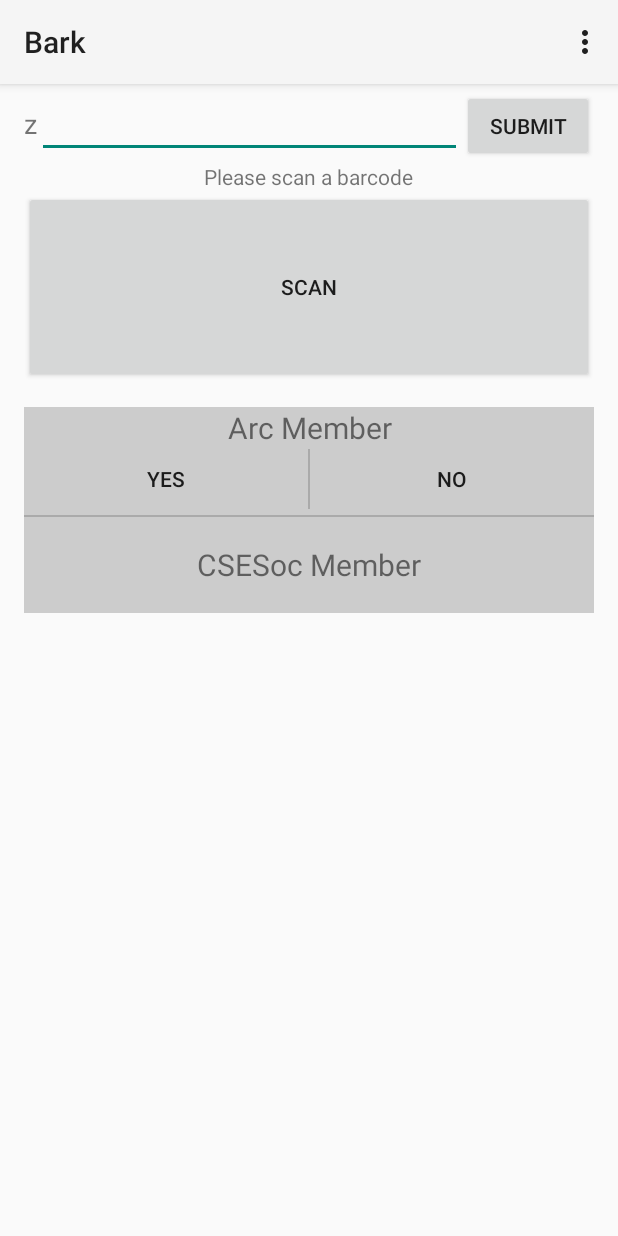
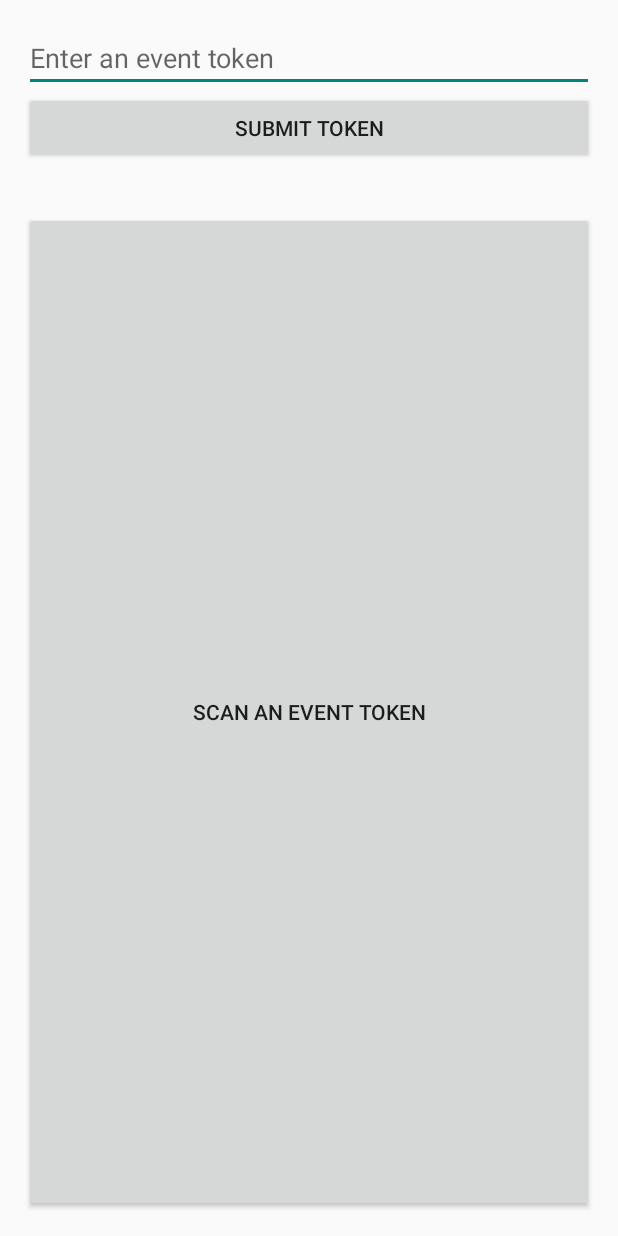
Before and after one commit to csesoc/bark-android, an Android app: the screen it shows after launch (MainActivity before the commit, LoginActivity after it), on a phone screen of 412 x 824 dp. Run offline under Robolectric (Android 15) with nearby library versions, the phone set to English and light mode, and no system bars.

Commit message:
Added LoginActivity for setting the event token. Switched everything but the URL over to the final system based on George's docs.

```diff
--- /dev/null
+++ b/Bark3/src/main/res/layout/activity_login.xml
@@ -0,0 +1,30 @@
+<LinearLayout xmlns:android="http://schemas.android.com/apk/res/android"
+    xmlns:tools="http://schemas.android.com/tools"
+    android:layout_width="match_parent"
+    android:layout_height="match_parent"
+    android:paddingLeft="@dimen/activity_horizontal_margin"
+    android:paddingRight="@dimen/activity_horizontal_margin"
+    android:paddingTop="@dimen/activity_vertical_margin"
+    android:paddingBottom="@dimen/activity_vertical_margin"
+    android:orientation="vertical"
+    tools:context="com.csesoc.bark3.LoginActivity">
+
+    <EditText
+        android:id="@+id/token_text"
+        android:layout_width="match_parent"
+        android:layout_height="wrap_content"
+        android:hint="Enter an event token"/>
+    <Button
+        android:id="@+id/token_submit_button"
+        android:layout_width="match_parent"
+        android:layout_height="wrap_content"
+        android:text="Submit token"/>
+
+    <Button
+        android:id="@+id/token_scan_button"
+        android:layout_width="match_parent"
+        android:layout_height="match_parent"
+        android:text="Scan an event token"
+        android:layout_marginTop="32dp"/>
+
+</LinearLayout>
--- /dev/null
+++ b/Bark3/src/main/res/menu/login.xml
@@ -0,0 +1,9 @@
+<menu xmlns:android="http://schemas.android.com/apk/res/android"
+    xmlns:tools="http://schemas.android.com/tools"
+    tools:context="com.csesoc.bark3.LoginActivity" >
+
+    <item android:id="@+id/action_settings"
+        android:title="@string/action_settings"
+        android:orderInCategory="100"
+        android:showAsAction="never" />
+</menu>
--- a/Bark3/src/main/res/values/strings.xml
+++ b/Bark3/src/main/res/values/strings.xml
@@ -127,4 +127,6 @@
     <string name="wifi_ssid_label">Network Name</string>
     <string name="wifi_type_label">Type</string>
     <string name="default_cse_text">Please scan a barcode</string>
+    <string name="title_activity_login">Bark</string>
+
 </resources>
```
Also changed, not shown: Bark3/src/main/AndroidManifest.xml (+7 -2 lines), Bark3/src/main/java/com/csesoc/bark3/LoginActivity.java (added, +98 -0 lines), Bark3/src/main/java/com/csesoc/bark3/MainActivity.java (+12 -47 lines), Bark3/src/main/java/com/csesoc/bark3/RetrieveSiteData.java (+58 -54 lines), Bark3/src/main/res/layout/activity_main.xml (+16 -0 lines). Lines whose indentation alone changed are shown as unchanged.
